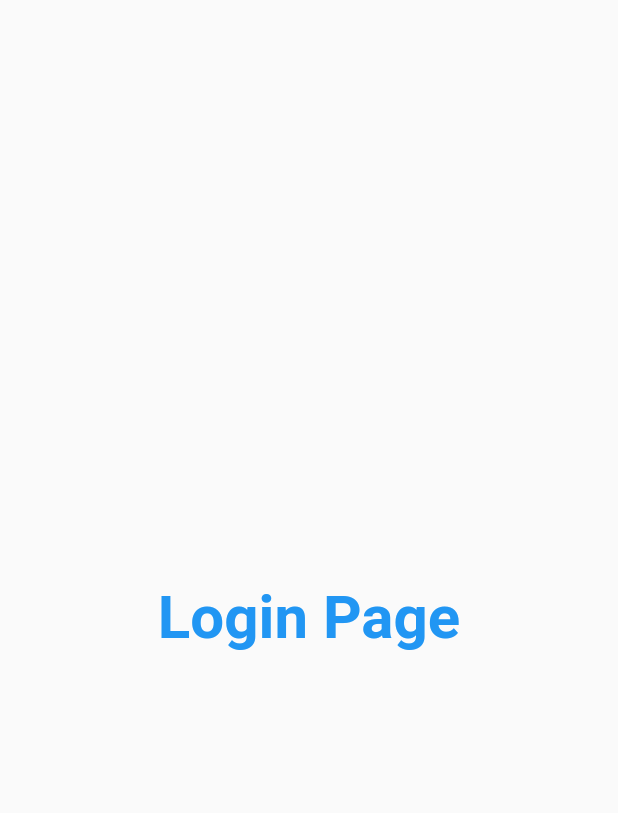
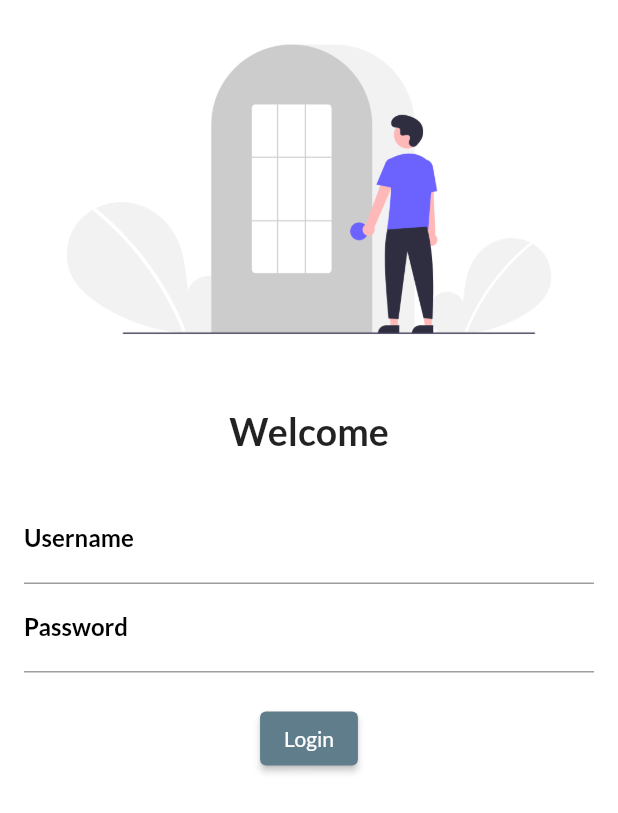
Before and after one commit to rakifmomin97/FlutterTraining, a Flutter app: the screen it shows after launch, on a phone screen of 412 x 824 dp. Shown: the top 813 px of the screen. Run offline on Flutter 3.47's test engine with Material 2 defaults, Android fonts, the phone set to English and light mode, and no system bars; our stand-ins replace google_fonts.

Commit message:
Day 4 Completed

```diff
--- a/lib/main.dart
+++ b/lib/main.dart
@@ -1,6 +1,7 @@
 import 'package:flutter/material.dart';
 import 'package:flutter_catalog/pages/home_page.dart';
 import 'package:flutter_catalog/pages/login_page.dart';
+import 'package:google_fonts/google_fonts.dart';
 
 void main() {
   runApp(MyApp());
@@ -11,7 +12,10 @@ class MyApp extends StatelessWidget {
   Widget build(BuildContext context) {
     return MaterialApp(
       themeMode: ThemeMode.light,
-      theme: ThemeData(primarySwatch: Colors.blueGrey),
+      theme: ThemeData(
+        primarySwatch: Colors.blueGrey,
+        fontFamily: GoogleFonts.lato().fontFamily,
+      ),
       darkTheme: ThemeData(brightness: Brightness.dark),
       routes: {
         "/": (context) => LoginPage(),
--- a/lib/pages/login_page.dart
+++ b/lib/pages/login_page.dart
@@ -4,15 +4,65 @@ class LoginPage extends StatelessWidget {
   @override
   Widget build(BuildContext context) {
     return Material(
-      child: Center(
-        child: Text(
-          "Login Page",
-          style: TextStyle(
-            fontSize: 40,
-            color: Colors.blue,
-            fontWeight: FontWeight.bold,
+      color: Colors.white,
+      child: Column(
+        children: [
+          Image.asset(
+            "assets/images/login_image.png",
+            fit: BoxFit.fitWidth,
           ),
-        ),
+          SizedBox(
+            height: 20,
+          ),
+          Text(
+            "Welcome",
+            style: TextStyle(
+              fontSize: 25,
+              fontWeight: FontWeight.bold,
+            ),
+          ),
+          SizedBox(
+            height: 20,
+          ),
+          Padding(
+            padding: const EdgeInsets.symmetric(vertical: 8, horizontal: 16),
+            child: Column(
+              children: [
+                TextFormField(
+                  decoration: InputDecoration(
+                    hintText: "Enter Username",
+                    labelText: "Username",
+                    labelStyle: TextStyle(
+                      fontWeight: FontWeight.bold,
+                      color: Colors.black,
+                    ),
+                  ),
+                ),
+                TextFormField(
+                  obscureText: true,
+                  decoration: InputDecoration(
+                    hintText: "Enter Password",
+                    labelText: "Password",
+                    labelStyle: TextStyle(
+                      fontWeight: FontWeight.bold,
+                      color: Colors.black,
+                    ),
+                  ),
+                ),
+                SizedBox(
+                  height: 20,
+                ),
+                ElevatedButton(
+                  onPressed: () {
+                    print("Clicked");
+                  },
+                  child: Text("Login"),
+                  style: TextButton.styleFrom(),
+                ),
+              ],
+            ),
+          ),
+        ],
       ),
     );
   }
--- a/pubspec.yaml
+++ b/pubspec.yaml
@@ -28,6 +28,7 @@ dependencies:
   # The following adds the Cupertino Icons font to your application.
   # Use with the CupertinoIcons class for iOS style icons.
   cupertino_icons: ^1.0.2
+  google_fonts: ^2.1.0
 
 dev_dependencies:
   flutter_test:
@@ -45,8 +46,8 @@ flutter:
   uses-material-design: true
 
   # To add assets to your application, add an assets section, like this:
-  # assets:
-  #   - images/a_dot_burr.jpeg
+  assets:
+    - assets/images/
   #   - images/a_dot_ham.jpeg
 
   # An image asset can refer to one or more resolution-specific "variants", see
```
Also changed, not shown: assets/images/login_image.png (added), pubspec.lock.
